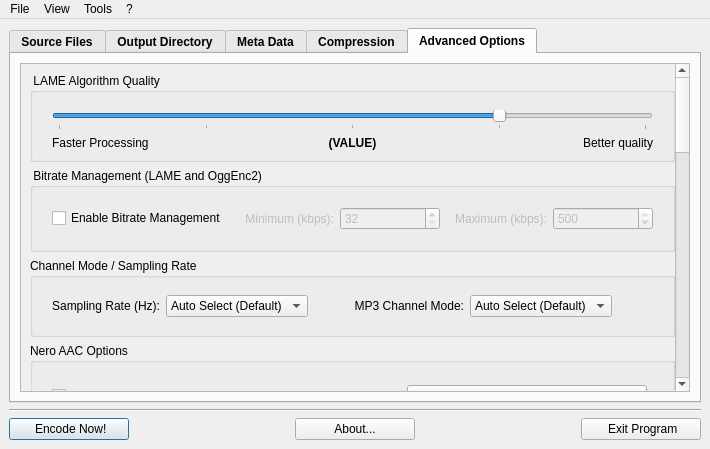
Qt form gui/MainWindow.ui (lordmulder/LameXP) before a commit.
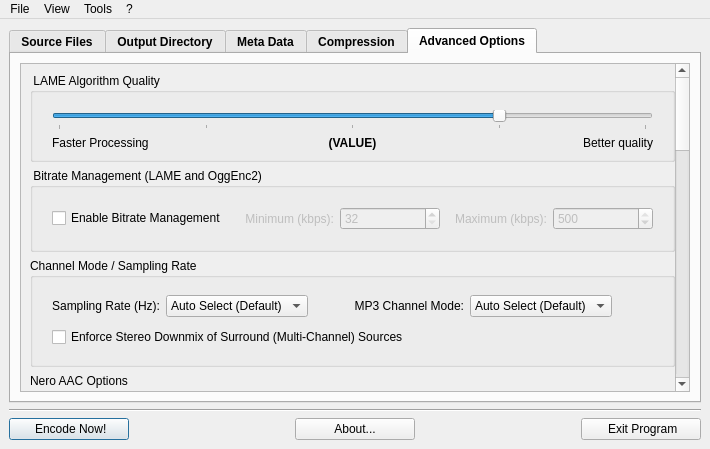
The same form after that commit. The open tabs and pages were chosen to show the change. Icons and pictures are not drawn.

Commit message: Added an option option to enforce Stereo Downmix.

Diff of the .ui file:
```diff
--- a/gui/MainWindow.ui
+++ b/gui/MainWindow.ui
@@ -1068,7 +1068,7 @@
                <x>0</x>
                <y>0</y>
                <width>604</width>
-               <height>1393</height>
+               <height>1426</height>
               </rect>
              </property>
              <layout class="QGridLayout" name="gridLayout_22">
@@ -1515,7 +1515,7 @@
                        </property>
                       </spacer>
                      </item>
-                     <item row="2" column="1" colspan="6">
+                     <item row="4" column="1" colspan="6">
                       <spacer name="verticalSpacer_10">
                        <property name="orientation">
                         <enum>Qt::Vertical</enum>
@@ -1547,6 +1547,29 @@
                        </property>
                       </spacer>
                      </item>
+                     <item row="3" column="1" colspan="6">
+                      <widget class="QCheckBox" name="checkBoxForceStereoDownmix">
+                       <property name="text">
+                        <string>Enforce Stereo Downmix of Surround (Multi-Channel) Sources</string>
+                       </property>
+                      </widget>
+                     </item>
+                     <item row="2" column="1" colspan="6">
+                      <spacer name="verticalSpacer_30">
+                       <property name="orientation">
+                        <enum>Qt::Vertical</enum>
+                       </property>
+                       <property name="sizeType">
+                        <enum>QSizePolicy::Fixed</enum>
+                       </property>
+                       <property name="sizeHint" stdset="0">
+                        <size>
+                         <width>20</width>
+                         <height>4</height>
+                        </size>
+                       </property>
+                      </spacer>
+                     </item>
                     </layout>
                    </item>
                   </layout>
```
The commit also changes 16 other files.
